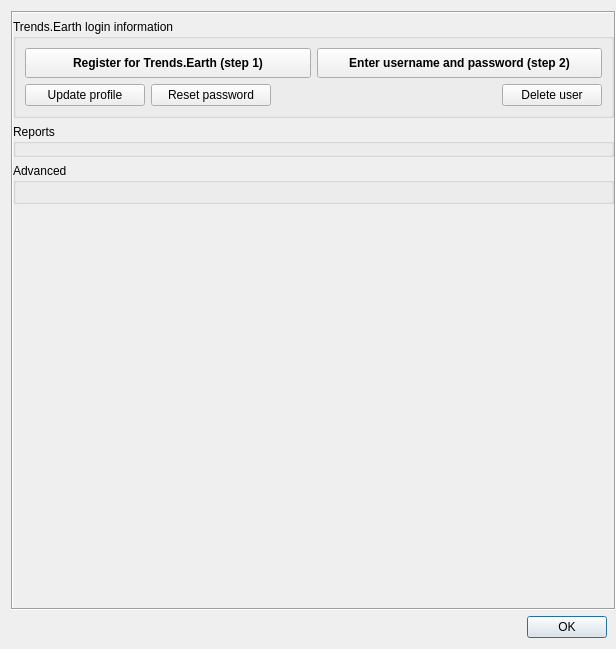
Before: the Qt Designer form LDMP/gui/DlgSettings.ui in ConservationInternational/trends.earth, drawn with Qt 5.
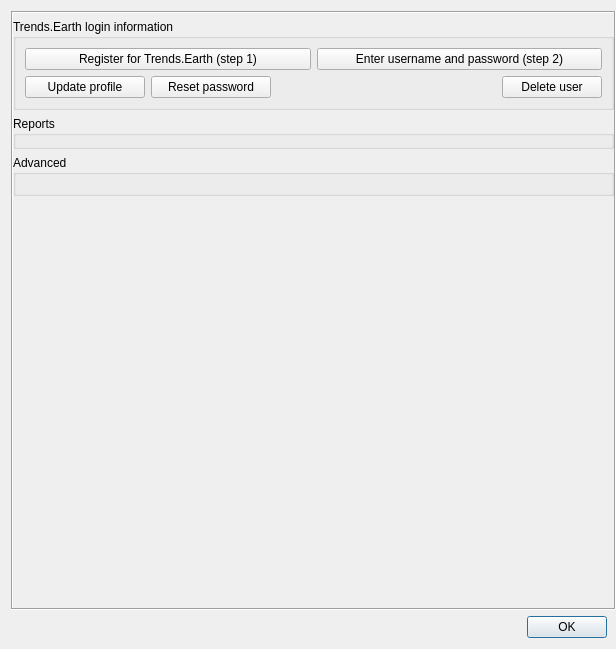
After: the same form once the commit is applied. Custom widgets are drawn as their Qt base class.

Commit message: Fix UI issues in user management widgets.

```diff
--- a/LDMP/gui/DlgSettings.ui
+++ b/LDMP/gui/DlgSettings.ui
@@ -97,24 +97,6 @@
            <layout class="QHBoxLayout" name="horizontalLayout">
             <item>
              <widget class="QPushButton" name="pushButton_register">
-              <property name="sizePolicy">
-               <sizepolicy hsizetype="Preferred" vsizetype="Minimum">
-                <horstretch>0</horstretch>
-                <verstretch>0</verstretch>
-               </sizepolicy>
-              </property>
-              <property name="minimumSize">
-               <size>
-                <width>80</width>
-                <height>30</height>
-               </size>
-              </property>
-              <property name="font">
-               <font>
-                <weight>75</weight>
-                <bold>true</bold>
-               </font>
-              </property>
               <property name="text">
                <string>Register for Trends.Earth (step 1)</string>
               </property>
@@ -122,24 +104,6 @@
             </item>
             <item>
              <widget class="QPushButton" name="pushButton_login">
-              <property name="sizePolicy">
-               <sizepolicy hsizetype="Preferred" vsizetype="Preferred">
-                <horstretch>0</horstretch>
-                <verstretch>0</verstretch>
-               </sizepolicy>
-              </property>
-              <property name="minimumSize">
-               <size>
-                <width>0</width>
-                <height>0</height>
-               </size>
-              </property>
-              <property name="font">
-               <font>
-                <weight>75</weight>
-                <bold>true</bold>
-               </font>
-              </property>
               <property name="text">
                <string>Enter username and password (step 2)</string>
               </property>
```
Left out of the diff: 9 changed lines with no effect on the pictures.
